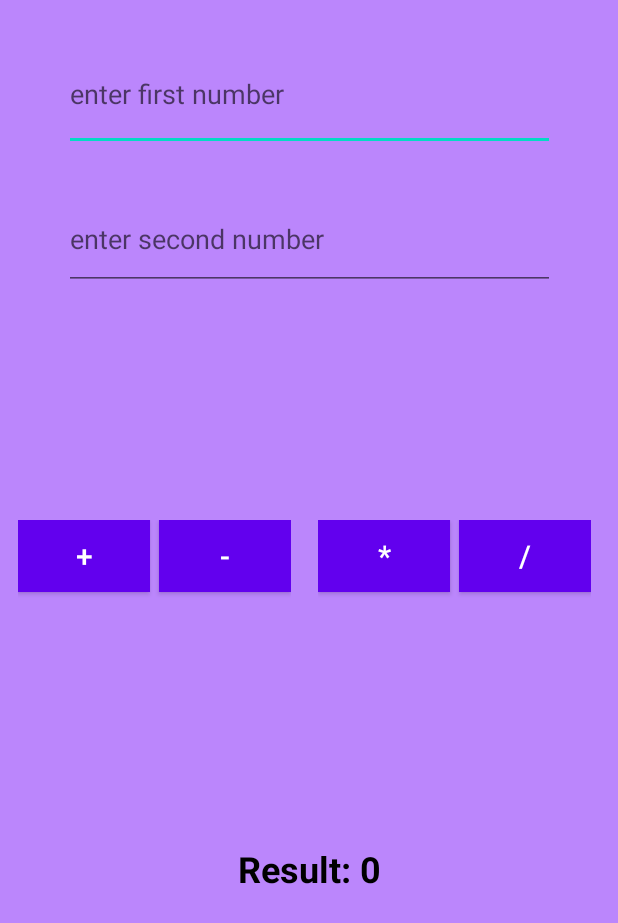
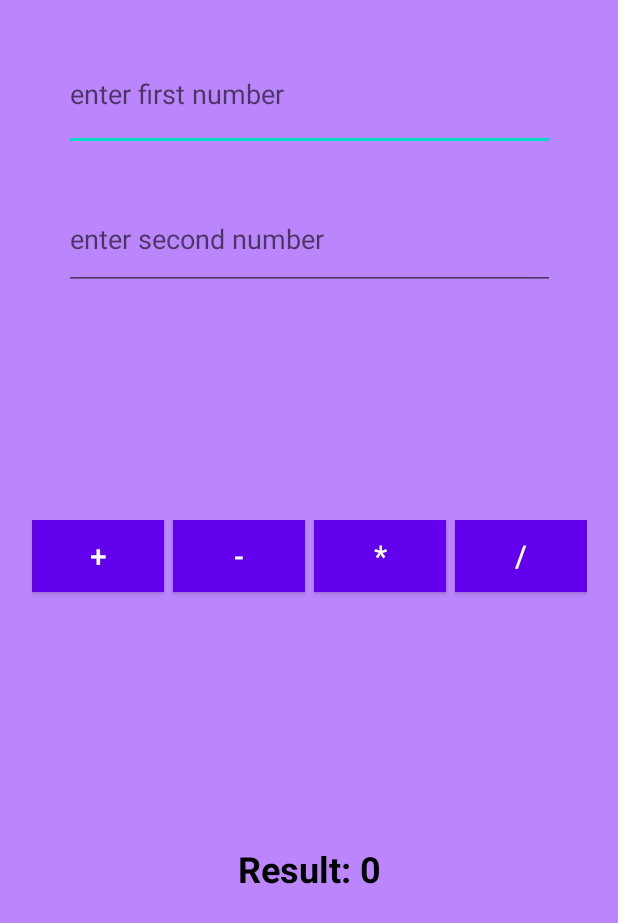
Before and after one commit to tinomazorodze/simple-android-calculator, an Android app: the layout activity_main.xml on its own in the app's theme, with its tools: preview values and no code run, on a phone screen of 412 x 824 dp. Shown: the top 923 px of the screen. Run offline under Robolectric (Android 15) with nearby library versions, the phone set to English and light mode, and no system bars.

Commit message:
layout change

```diff
--- a/app/src/main/res/layout/activity_main.xml
+++ b/app/src/main/res/layout/activity_main.xml
@@ -12,8 +12,6 @@
         android:id="@+id/editText1"
         android:layout_width="327dp"
         android:layout_height="76dp"
-        android:layout_marginStart="8dp"
-        android:layout_marginEnd="8dp"
         android:ems="10"
         android:hint="enter first number"
         android:inputType="number"
@@ -27,9 +25,7 @@
         android:id="@+id/editText2"
         android:layout_width="327dp"
         android:layout_height="68dp"
-        android:layout_marginStart="8dp"
         android:layout_marginTop="125dp"
-        android:layout_marginEnd="8dp"
         android:ems="10"
         android:hint="enter second number"
         android:inputType="number"
@@ -51,17 +47,17 @@
         app:layout_constraintBottom_toBottomOf="parent"
         app:layout_constraintEnd_toEndOf="parent"
         app:layout_constraintStart_toStartOf="parent"
-        app:layout_constraintTop_toBottomOf="@+id/linearLayout2" />
+        app:layout_constraintTop_toBottomOf="@+id/linearLayout" />
 
     <LinearLayout
         android:id="@+id/linearLayout"
-        android:layout_width="182dp"
+        android:layout_width="wrap_content"
         android:layout_height="60dp"
-        android:layout_marginStart="12dp"
         android:layout_marginTop="209dp"
         android:layout_marginBottom="18dp"
         android:orientation="horizontal"
         app:layout_constraintBottom_toTopOf="@+id/result"
+        app:layout_constraintEnd_toEndOf="parent"
         app:layout_constraintStart_toStartOf="parent"
         app:layout_constraintTop_toTopOf="parent">
 
@@ -69,59 +65,36 @@
             android:id="@+id/button6"
             android:layout_width="wrap_content"
             android:layout_height="wrap_content"
+            android:layout_marginRight="6dp"
             android:background="#007ACC"
             android:onClick="mySum"
             android:text="+"
             android:textColor="#fff"
             android:textSize="20sp" />
 
-        <Switch
-            android:id="@+id/switch1"
-            android:layout_width="wrap_content"
-            android:layout_height="wrap_content"
-            android:layout_weight="1"
-            android:text="Switch" />
+
 
         <Button
             android:id="@+id/button7"
             android:layout_width="wrap_content"
             android:layout_height="wrap_content"
+            android:layout_marginRight="6dp"
             android:background="#007ACC"
             android:onClick="mySub"
             android:text="-"
             android:textColor="#fff"
             android:textSize="20sp" />
 
-    </LinearLayout>
-
-    <LinearLayout
-        android:id="@+id/linearLayout2"
-        android:layout_width="182dp"
-        android:layout_height="60dp"
-        android:layout_marginTop="209dp"
-        android:layout_marginBottom="18dp"
-        android:orientation="horizontal"
-        app:layout_constraintBottom_toTopOf="@+id/result"
-        app:layout_constraintEnd_toEndOf="parent"
-        app:layout_constraintStart_toEndOf="@+id/linearLayout"
-        app:layout_constraintTop_toTopOf="parent">
-
         <Button
             android:id="@+id/button8"
             android:layout_width="wrap_content"
             android:layout_height="wrap_content"
+            android:layout_marginRight="6dp"
             android:background="#007ACC"
             android:onClick="myMultiply"
             android:text="*"
             android:textColor="#fff"
             android:textSize="20sp" />
-
-        <Switch
-            android:id="@+id/switch2"
-            android:layout_width="wrap_content"
-            android:layout_height="wrap_content"
-            android:layout_weight="1"
-            android:text="Switch" />
 
         <Button
             android:id="@+id/button9"
@@ -132,6 +105,7 @@
             android:text="/"
             android:textColor="#fff"
             android:textSize="20sp" />
+
     </LinearLayout>
 
 </androidx.constraintlayout.widget.ConstraintLayout>
```
